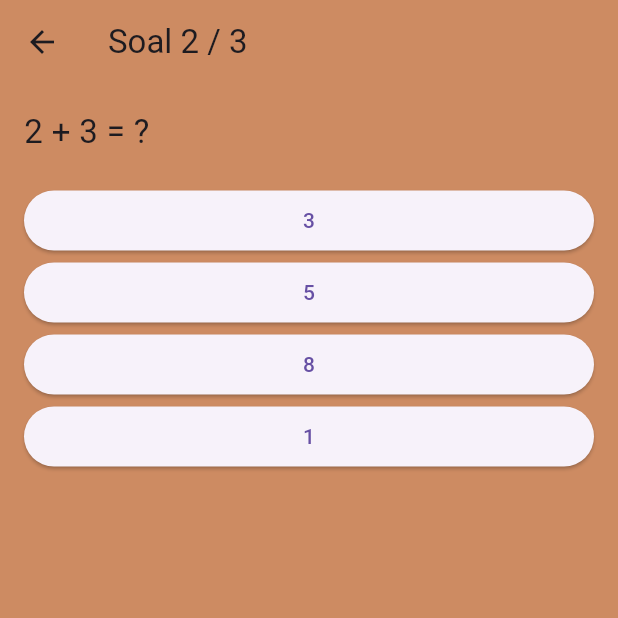
After one commit to AnanthaAulia/uts_pemob_lab, a Flutter app: the quiz_screen screen opened directly, after a tap on "Jakarta", on a phone screen of 412 x 824 dp, the top half of it. The commit adds this screen. Run offline on Flutter 3.47's test engine with Material 3 defaults, Android fonts, the phone set to English and light mode, and no system bars.

Commit message:
feat:add quiz screen and question widget refactor: home screen

```diff
--- a/lib/screen/home_screen.dart
+++ b/lib/screen/home_screen.dart
@@ -13,7 +13,7 @@ class home_screen extends StatelessWidget {
           mainAxisAlignment: MainAxisAlignment.center,
           children: [
             const Text(
-              'Selamat Datang di Kuis!',
+              'Selamat Datang di Quizmu!',
               style: TextStyle(fontSize: 24),
               textAlign: TextAlign.center,
             ),
--- a/lib/screen/quiz_screen..dart
+++ b/lib/screen/quiz_screen..dart
@@ -0,0 +1,104 @@
+import 'package:flutter/material.dart';
+import 'result_screen.dart';
+import 'package:uts_pemob_lab/widget/question_widget.dart';
+
+class quiz_screen extends StatefulWidget {
+  const quiz_screen({super.key});
+
+  @override
+  State<quiz_screen> createState() => quiz_screenState();
+}
+
+class quiz_screenState extends State<quiz_screen> {
+  int currentQuestion = 0;
+
+  List<int?> userAnswers = [];
+
+  @override
+  void initState() {
+    super.initState();
+    userAnswers = List<int?>.filled(questions.length, null);
+  }
+
+  final List<Map<String, dynamic>> questions = [
+    {
+      "question": "Ibukota Indonesia adalah?",
+      "answers": ["Jakarta", "Bandung", "Surabaya", "Medan"],
+      "correct": 0
+    },
+    {
+      "question": "2 + 3 = ?",
+      "answers": ["3", "5", "8", "1"],
+      "correct": 1
+    },
+    {
+      "question": "Warna bendera Indonesia?",
+      "answers": ["Hijau Putih", "Merah Putih", "Biru Kuning", "Hitam Putih"],
+      "correct": 1
+    }
+  ];
+
+  void answerQuestion(int selectedIndex) {
+    setState(() {
+      userAnswers[currentQuestion] = selectedIndex;
+    });
+
+    if (currentQuestion < questions.length - 1) {
+      setState(() {
+        currentQuestion++;
+      });
+    } else {
+      int score = 0;
+      for (int i = 0; i < questions.length; i++) {
+        if (userAnswers[i] == questions[i]["correct"]) {
+          score++;
+        }
+      }
+
+      Navigator.pushReplacement(
+        context,
+        MaterialPageRoute(
+          builder: (context) => ResultScreen(score: score, total: questions.length),
+        ),
+      );
+    }
+  }
+
+  Future<bool> handleBack() async {
+    if (currentQuestion > 0) {
+      setState(() {
+        currentQuestion--;
+      });
+      return false;
+    }
+    return true;
+  }
+
+  @override
+  Widget build(BuildContext context) {
+    var q = questions[currentQuestion];
+
+    return WillPopScope(   // <--- Mendeteksi tombol back / ikon back
+      onWillPop: handleBack,
+      child: Scaffold(
+        appBar: AppBar(
+          title: Text("Soal ${currentQuestion + 1} / ${questions.length}"),
+          leading: IconButton(
+            icon: const Icon(Icons.arrow_back),
+            onPressed: handleBack,
+          ),
+          backgroundColor: Color(0xFFCD8B62),
+        ),
+        backgroundColor: const Color(0xFFCD8B62),
+        body: Padding(
+          padding: const EdgeInsets.all(16),
+          child: question_widget(
+            question: q["question"],
+            answers: List<String>.from(q["answers"]),
+            onAnswerSelected: answerQuestion,
+          ),
+        ),
+      ),
+    );
+  }
+}
--- a/lib/screen/result_screen.dart
+++ b/lib/screen/result_screen.dart
@@ -10,7 +10,10 @@ class ResultScreen extends StatelessWidget {
   @override
   Widget build(BuildContext context) {
     return Scaffold(
-      appBar: AppBar(title: const Text("Hasil Kuis")),
+      backgroundColor: const Color(0xFFCD8B62),
+      appBar: AppBar(title: const Text("Hasil Kuis"),
+      backgroundColor: const Color(0xFFCD8B62),
+      ),
       body: Center(
         child: Column(
           mainAxisAlignment: MainAxisAlignment.center,
--- /dev/null
+++ b/lib/widget/question_widget.dart
@@ -0,0 +1,35 @@
+import 'package:flutter/material.dart';
+
+class question_widget extends StatelessWidget {
+  final String question;
+  final List<String> answers;
+  final Function(int) onAnswerSelected;
+
+  const question_widget({
+    super.key,
+    required this.question,
+    required this.answers,
+    required this.onAnswerSelected,
+  });
+
+  @override
+  Widget build(BuildContext context) {
+    return Column(
+      crossAxisAlignment: CrossAxisAlignment.stretch,
+      children: [
+        Text(
+          question,
+          style: const TextStyle(fontSize: 22),
+        ),
+        const SizedBox(height: 20),
+
+        // Generate pilihan jawaban
+        for (int i = 0; i < answers.length; i++)
+          ElevatedButton(
+            onPressed: () => onAnswerSelected(i),
+            child: Text(answers[i]),
+          ),
+      ],
+    );
+  }
+}
```
